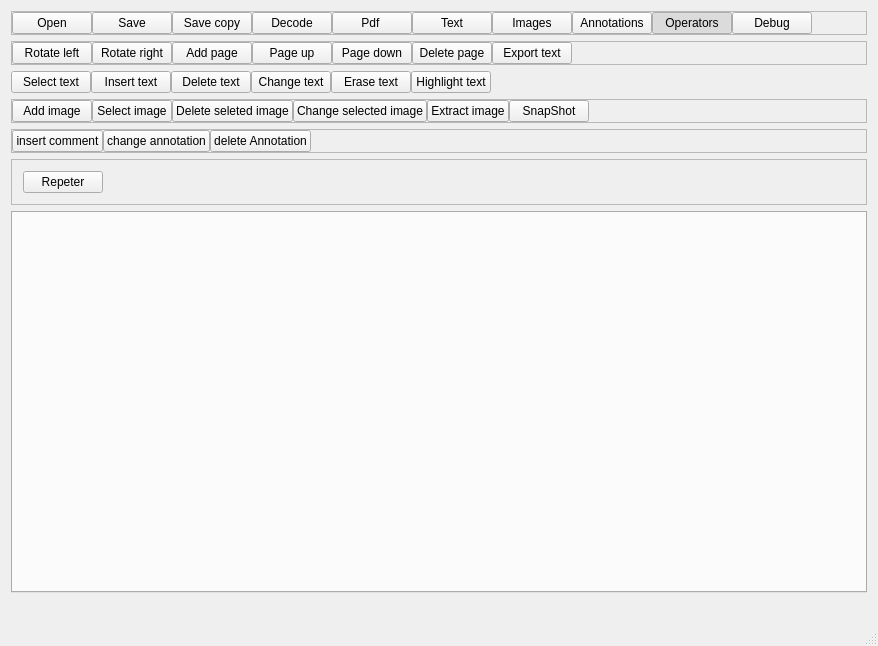
Before: the Qt Designer form pdfgui.ui in caronnee/pdfeditor, drawn with Qt 5.
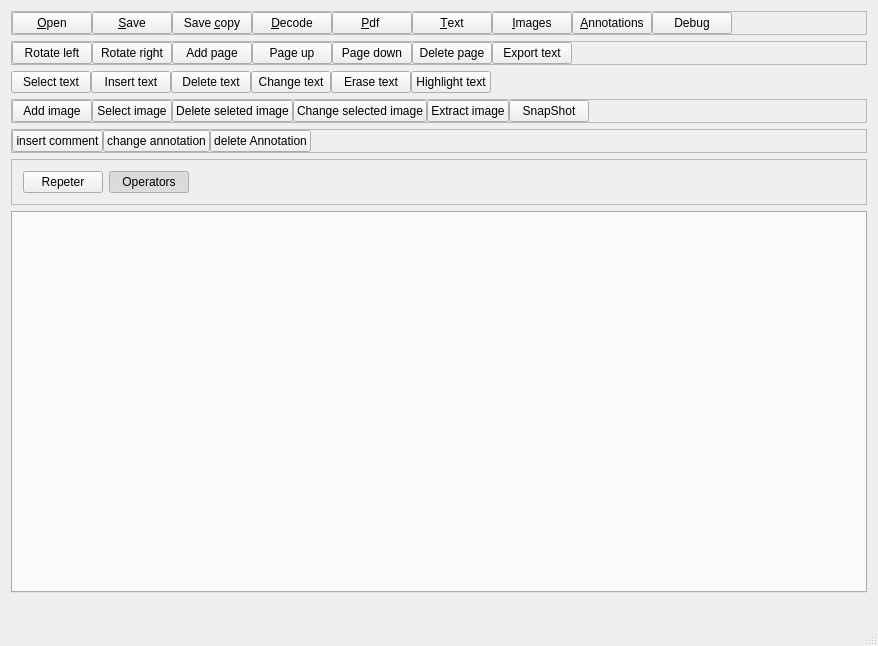
After: the same form once the commit is applied. Icons and pictures are not drawn. Custom widgets are drawn as their Qt base class.

Patch:
```diff
--- a/pdfgui.ui
+++ b/pdfgui.ui
@@ -48,7 +48,7 @@
           <bool>false</bool>
          </property>
          <property name="text">
-          <string>Open</string>
+          <string>&amp;Open</string>
          </property>
          <property name="icon">
           <iconset resource="pdf.qrc">
@@ -68,7 +68,7 @@
           <string>Save as</string>
          </property>
          <property name="text">
-          <string>Save</string>
+          <string>&amp;Save</string>
          </property>
          <property name="icon">
           <iconset resource="pdf.qrc">
@@ -88,7 +88,7 @@
           <string>save copy</string>
          </property>
          <property name="text">
-          <string>Save copy</string>
+          <string>Save &amp;copy</string>
          </property>
          <property name="icon">
           <iconset resource="pdf.qrc">
@@ -108,7 +108,7 @@
           <string>save decoded</string>
          </property>
          <property name="text">
-          <string>Decode</string>
+          <string>&amp;Decode</string>
          </property>
          <property name="icon">
           <iconset resource="pdf.qrc">
@@ -131,7 +131,7 @@
           </sizepolicy>
          </property>
          <property name="text">
-          <string>Pdf </string>
+          <string>&amp;Pdf </string>
          </property>
          <property name="icon">
           <iconset resource="pdf.qrc">
@@ -157,7 +157,7 @@
           <string>Show panel with text working</string>
          </property>
          <property name="text">
-          <string>Text</string>
+          <string>&amp;Text</string>
          </property>
          <property name="icon">
           <iconset resource="pdf.qrc">
@@ -180,7 +180,7 @@
        <item>
         <widget class="QPushButton" name="imageButton">
          <property name="text">
-          <string>Images</string>
+          <string>&amp;Images</string>
          </property>
          <property name="icon">
           <iconset resource="pdf.qrc">
@@ -203,7 +203,7 @@
        <item>
         <widget class="QPushButton" name="annotationButton">
          <property name="text">
-          <string>Annotations</string>
+          <string>&amp;Annotations</string>
          </property>
          <property name="icon">
           <iconset resource="pdf.qrc">
@@ -223,32 +223,6 @@
          </attribute>
         </widget>
        </item>
-       <item>
-        <widget class="QPushButton" name="opSelect">
-         <property name="text">
-          <string>Operators</string>
-         </property>
-         <property name="icon">
-          <iconset resource="pdf.qrc">
-           <normaloff>:/images/operator.jpg</normaloff>:/images/operator.jpg</iconset>
-         </property>
-         <property name="iconSize">
-          <size>
-           <width>32</width>
-           <height>32</height>
-          </size>
-         </property>
-         <property name="checkable">
-          <bool>true</bool>
-         </property>
-         <property name="checked">
-          <bool>true</bool>
-         </property>
-         <attribute name="buttonGroup">
-          <string>mainGroup</string>
-         </attribute>
-        </widget>
-       </item>
        <item>
         <widget class="QPushButton" name="debugButton">
          <property name="text">
@@ -862,6 +836,32 @@
          </property>
         </widget>
        </item>
+       <item>
+        <widget class="QPushButton" name="opSelect">
+         <property name="text">
+          <string>Operators</string>
+         </property>
+         <property name="icon">
+          <iconset resource="pdf.qrc">
+           <normaloff>:/images/operator.jpg</normaloff>:/images/operator.jpg</iconset>
+         </property>
+         <property name="iconSize">
+          <size>
+           <width>32</width>
+           <height>32</height>
+          </size>
+         </property>
+         <property name="checkable">
+          <bool>true</bool>
+         </property>
+         <property name="checked">
+          <bool>true</bool>
+         </property>
+         <attribute name="buttonGroup">
+          <string>mainGroup</string>
+         </attribute>
+        </widget>
+       </item>
        <item>
         <spacer name="horizontalSpacer_6">
          <property name="orientation">
```
